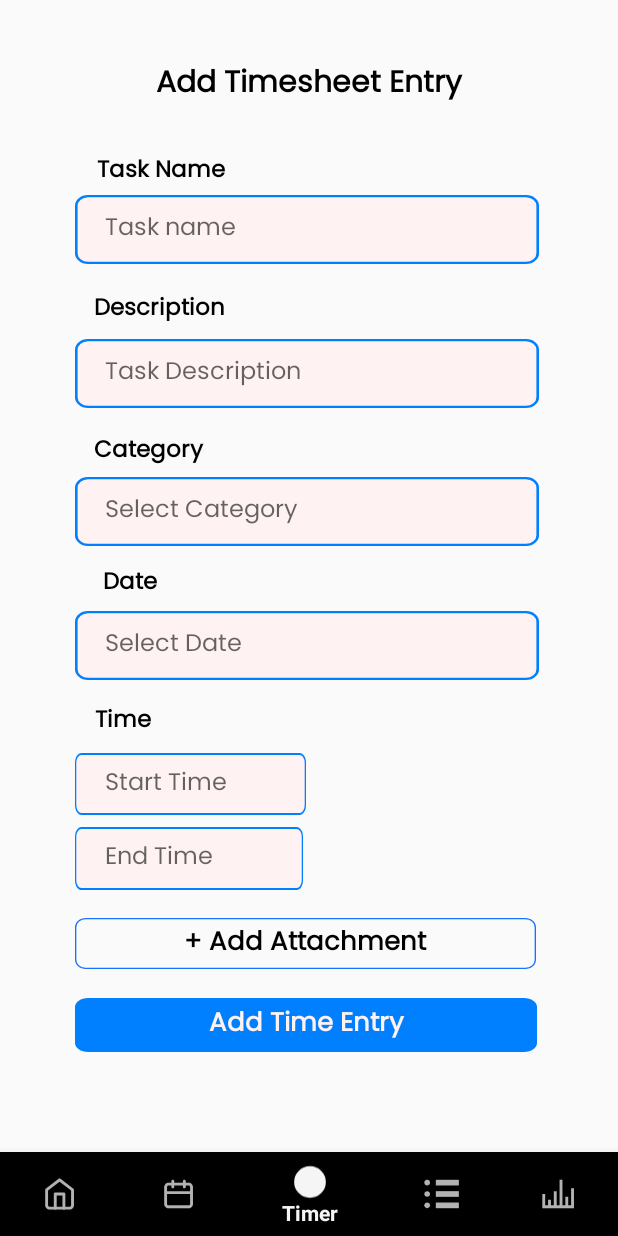
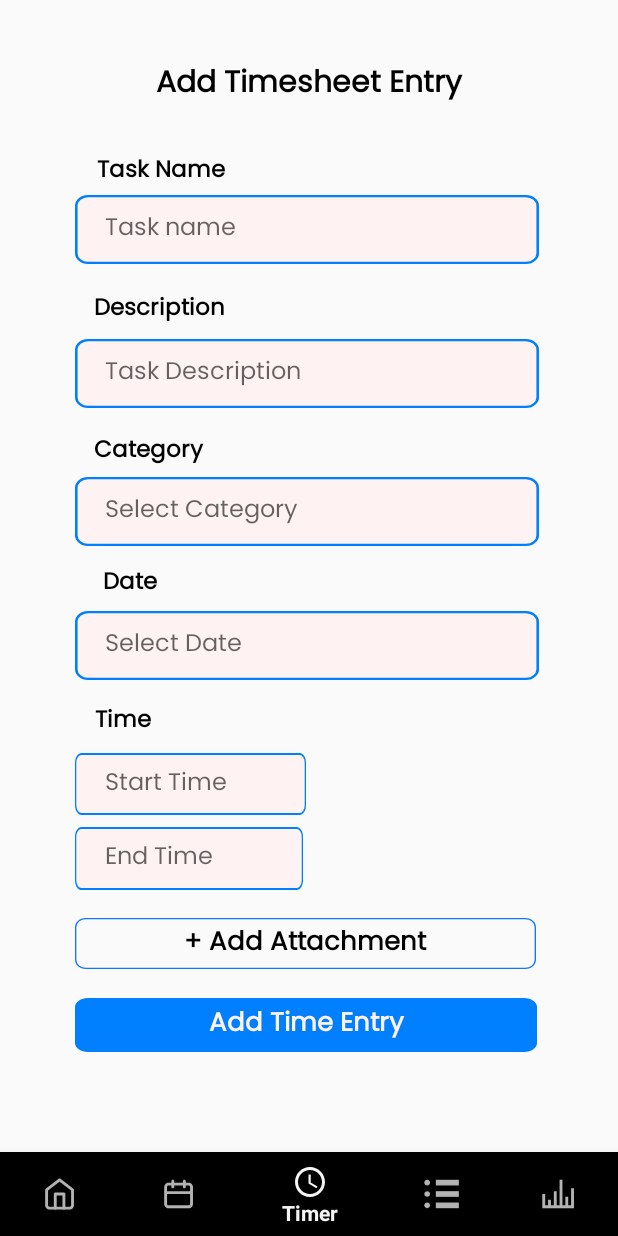
Before and after one commit to tronnyg/TurboTrack-OPSC7311POE, an Android app built with Jetpack Compose: the screen it shows after launch (MainActivity), item 3 of the bottom bar chosen, on a phone screen of 412 x 824 dp. Run offline under Robolectric (Android 15) with nearby library versions, the phone set to English and light mode, and no system bars.

Commit message:
added the timer icon and added to nav bar

```diff
--- a/app/src/main/res/drawable/timer_icon.xml
+++ b/app/src/main/res/drawable/timer_icon.xml
@@ -1,23 +1,7 @@
-<vector xmlns:android="http://schemas.android.com/apk/res/android"
-    android:width="59dp"
-    android:height="58dp"
-    android:viewportWidth="59"
-    android:viewportHeight="58">
-  <path
-      android:pathData="M29.5,3L29.5,3A26,26 0,0 1,55.5 29L55.5,29A26,26 0,0 1,29.5 55L29.5,55A26,26 0,0 1,3.5 29L3.5,29A26,26 0,0 1,29.5 3z"
-      android:fillColor="#007FFF"/>
-  <path
-      android:pathData="M29.5,1.5L29.5,1.5A27.5,27.5 0,0 1,57 29L57,29A27.5,27.5 0,0 1,29.5 56.5L29.5,56.5A27.5,27.5 0,0 1,2 29L2,29A27.5,27.5 0,0 1,29.5 1.5z"
-      android:strokeAlpha="0.01"
-      android:strokeWidth="3"
-      android:fillColor="#00000000"
-      android:strokeColor="#000000"/>
-  <path
-      android:pathData="M29.5,20C24.529,20 20.5,24.029 20.5,29C20.5,33.971 24.529,38 29.5,38C34.471,38 38.5,33.971 38.5,29C38.5,24.029 34.471,20 29.5,20ZM18.5,29C18.5,22.925 23.425,18 29.5,18C35.575,18 40.5,22.925 40.5,29C40.5,35.075 35.575,40 29.5,40C23.425,40 18.5,35.075 18.5,29Z"
-      android:fillColor="#ffffff"
-      android:fillType="evenOdd"/>
-  <path
-      android:pathData="M29.5,22C30.052,22 30.5,22.448 30.5,23V28.382L33.947,30.106C34.441,30.353 34.641,30.953 34.394,31.447C34.147,31.941 33.547,32.141 33.053,31.894L29.053,29.894C28.714,29.725 28.5,29.379 28.5,29V23C28.5,22.448 28.948,22 29.5,22Z"
-      android:fillColor="#ffffff"
-      android:fillType="evenOdd"/>
+<vector xmlns:android="http://schemas.android.com/apk/res/android" android:height="24dp" android:tint="#494949" android:viewportHeight="24" android:viewportWidth="24" android:width="24dp">
+
+    <path android:fillColor="@android:color/white" android:pathData="M11.99,2C6.47,2 2,6.48 2,12s4.47,10 9.99,10C17.52,22 22,17.52 22,12S17.52,2 11.99,2zM12,20c-4.42,0 -8,-3.58 -8,-8s3.58,-8 8,-8 8,3.58 8,8 -3.58,8 -8,8z"/>
+
+    <path android:fillColor="@android:color/white" android:pathData="M12.5,7H11v6l5.25,3.15 0.75,-1.23 -4.5,-2.67z"/>
+
 </vector>
```
